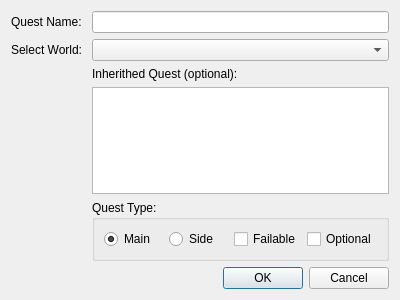
Above: src/internal/private/newquestdialog.ui from nclettiere/Quester before the change. Below: the same form after it.
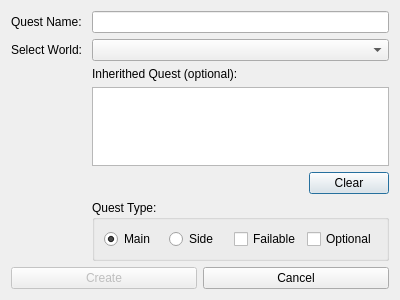
That is the form after the change.

Commit message: Fixed some slot/signals problems

The edit to the form file:
```diff
--- a/src/internal/private/newquestdialog.ui
+++ b/src/internal/private/newquestdialog.ui
@@ -47,7 +47,10 @@
        </property>
       </widget>
      </item>
-     <item row="4" column="1">
+     <item row="3" column="1">
+      <widget class="QListWidget" name="lstQuests"/>
+     </item>
+     <item row="5" column="1">
       <widget class="QGroupBox" name="groupBox">
        <property name="title">
         <string>Quest Type:</string>
@@ -87,20 +90,46 @@
        </layout>
       </widget>
      </item>
-     <item row="3" column="1">
-      <widget class="QListWidget" name="lstQuests"/>
+     <item row="4" column="1">
+      <layout class="QVBoxLayout" name="verticalLayout_2">
+       <item alignment="Qt::AlignRight">
+        <widget class="QPushButton" name="btnClear">
+         <property name="text">
+          <string>Clear</string>
+         </property>
+        </widget>
+       </item>
+      </layout>
      </item>
     </layout>
    </item>
    <item row="1" column="0">
-    <widget class="QDialogButtonBox" name="buttonBox">
-     <property name="standardButtons">
-      <set>QDialogButtonBox::Cancel|QDialogButtonBox::Ok</set>
-     </property>
-     <property name="centerButtons">
-      <bool>false</bool>
-     </property>
-    </widget>
+    <layout class="QVBoxLayout" name="verticalLayout">
+     <item>
+      <layout class="QHBoxLayout" name="horizontalLayout_2">
+       <item>
+        <widget class="QPushButton" name="btnCreate">
+         <property name="enabled">
+          <bool>false</bool>
+         </property>
+         <property name="text">
+          <string>Create</string>
+         </property>
+        </widget>
+       </item>
+       <item>
+        <widget class="QPushButton" name="pushButton">
+         <property name="styleSheet">
+          <string notr="true"/>
+         </property>
+         <property name="text">
+          <string>Cancel</string>
+         </property>
+        </widget>
+       </item>
+      </layout>
+     </item>
+    </layout>
    </item>
   </layout>
  </widget>
```
The commit also changes 2 other files.
